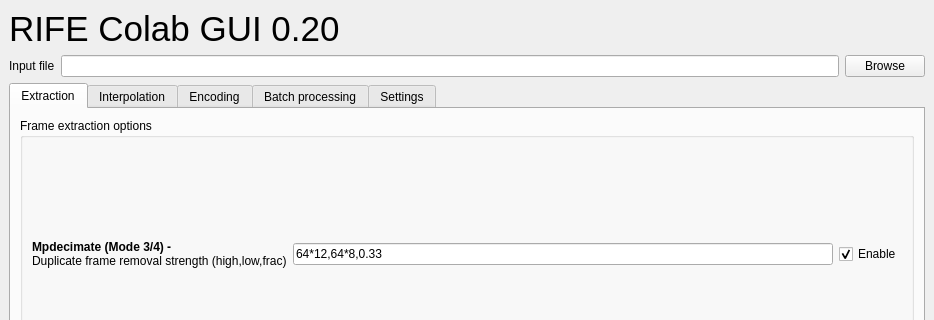
The window that main_gui.ui (HeylonNHP/RIFE-Colab) describes before a commit, drawn with Qt 5; both pictures show x 0 to 934 and y 0 to 320 of the 934 by 737 pixel window.
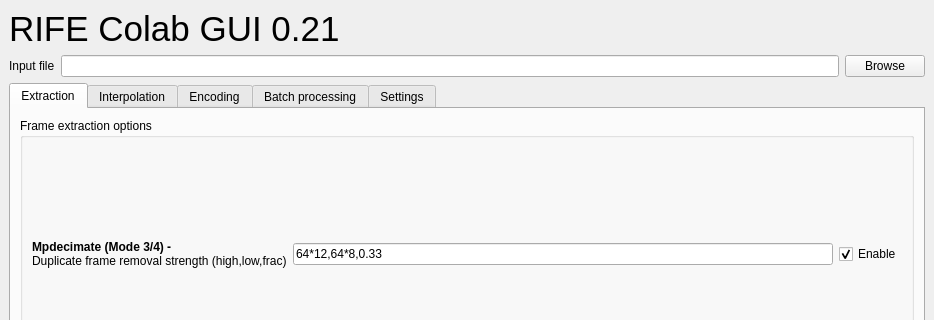
The same window after the commit. Custom widgets are drawn as their Qt base class.

Diff of the .ui file:
```diff
--- a/main_gui.ui
+++ b/main_gui.ui
@@ -37,7 +37,7 @@
          </font>
         </property>
         <property name="text">
-         <string>&lt;html&gt;&lt;head/&gt;&lt;body&gt;&lt;p&gt;RIFE Colab GUI 0.20&lt;/p&gt;&lt;/body&gt;&lt;/html&gt;</string>
+         <string>&lt;html&gt;&lt;head/&gt;&lt;body&gt;&lt;p&gt;RIFE Colab GUI 0.21&lt;/p&gt;&lt;/body&gt;&lt;/html&gt;</string>
         </property>
        </widget>
       </item>
```
